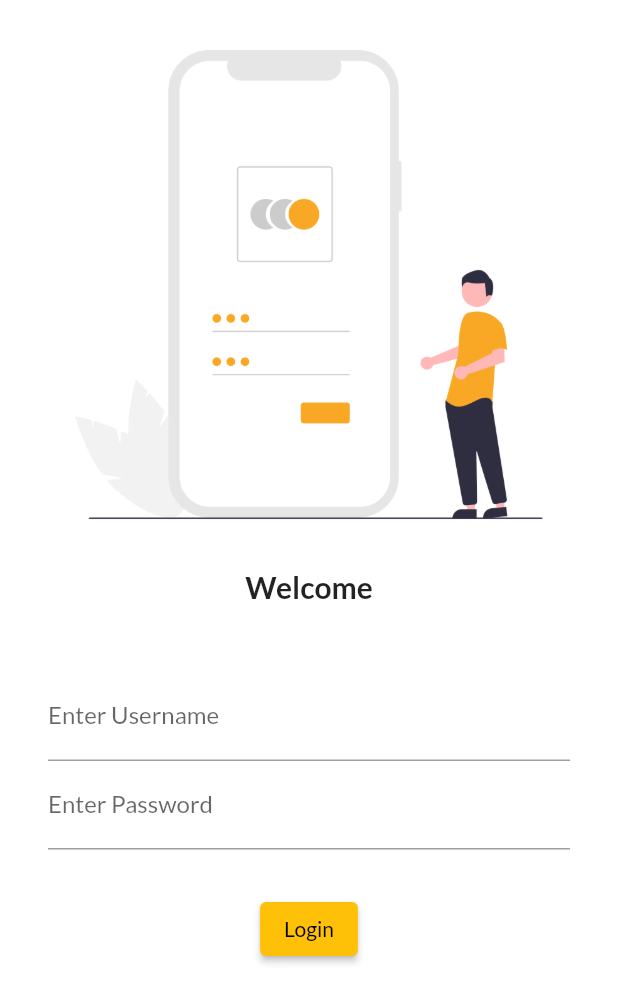
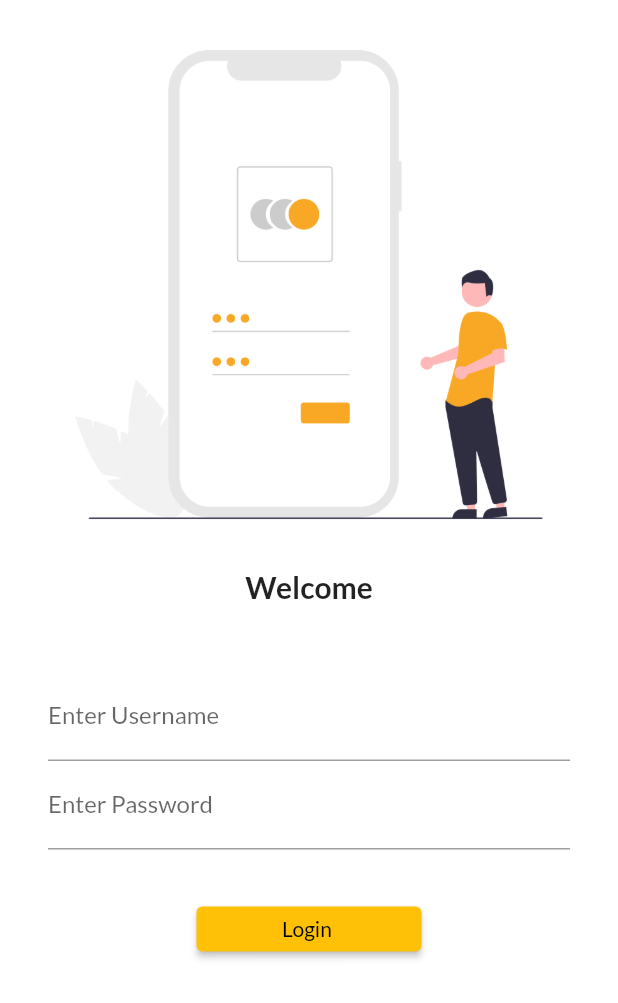
Before and after one commit to dattap647/LearnFlutter, a Flutter app: the screen it shows after launch, on a phone screen of 412 x 824 dp. Shown: the top 1003 px of the screen. Run offline on Flutter 3.47's test engine with Material 2 defaults, Android fonts, the phone set to English and light mode, and no system bars; our stand-ins replace google_fonts.

Commit message:
day 5 comiit

```diff
--- a/lib/Pages_or_screen/login_page.dart
+++ b/lib/Pages_or_screen/login_page.dart
@@ -1,64 +1,60 @@
 import 'package:flutter/material.dart';
+import 'package:run/Pages_or_screen/homepage.dart';
+import 'package:run/utils/routes.dart';
 
 class LoginPage extends StatelessWidget {
-  const LoginPage({ Key? key }) : super(key: key);
+  const LoginPage({Key? key}) : super(key: key);
 
   @override
   Widget build(BuildContext context) {
     return Material(
-      color:Colors.white,
-      child:Column(
+      color: Colors.white,
+      child: SingleChildScrollView(
+        child: Column(
           children: [
-          Image.asset("assets/images/login_page.png",fit: BoxFit.cover,),
-          Text("Welcome",
-          style:
-          TextStyle(
+            Image.asset(
+              "assets/images/login_page.png",
+              fit: BoxFit.cover,
+            ),
+            Text(
+              "Welcome",
+              style: TextStyle(
                 fontSize: 20,
                 fontWeight: FontWeight.bold,
               ),
             ),
-          SizedBox(
-            height: 29.0
-          ),
+            SizedBox(height: 29.0),
             Padding(
-            padding: const EdgeInsets.symmetric(vertical: 16,horizontal: 32),
+              padding: const EdgeInsets.symmetric(vertical: 16, horizontal: 32),
               child: Column(
                 children: [
                   TextFormField(
                     decoration: InputDecoration(
                       hintText: "Username",
                       labelText: "Enter Username",
-
                     ),
                   ),
                   TextFormField(
-                   obscureText:true,
+                    obscureText: true,
                     decoration: InputDecoration(
-
                       hintText: "Password",
                       labelText: "Enter Password",
                     ),
                   ),
-                SizedBox(
-                height: 29.0
-                ),
+                  SizedBox(height: 29.0),
                   ElevatedButton(
-                  child: Text("Login"),
-                  style: TextButton.styleFrom() ,
-
-                  onPressed: (){},
-
-
+                    child: Text("Login "),
+                    style: TextButton.styleFrom(minimumSize: Size(150, 30)),
+                    onPressed: () {
+                      Navigator.pushNamed(context, MyRoutes.homeroutes);
+                    },
                   ),
                 ],
               ),
             ),
-
-
           ],
         ),
-
-
+      ),
     );
   }
 }
--- a/lib/main.dart
+++ b/lib/main.dart
@@ -2,6 +2,7 @@ import 'package:flutter/material.dart';
 import 'package:google_fonts/google_fonts.dart';
 import 'package:run/Pages_or_screen/homepage.dart';
 import 'package:run/Pages_or_screen/login_page.dart';
+import 'package:run/utils/routes.dart';
 
 void main() {
   runApp(MyApp());
@@ -19,12 +20,14 @@ class MyApp extends StatelessWidget {
         primarySwatch: Colors.amber,
         fontFamily: GoogleFonts.lato().fontFamily,
         ),
+        debugShowCheckedModeBanner: false,
         darkTheme: ThemeData(
           brightness: Brightness.light
         ),
         routes: {
           "/":(context)=>LoginPage(),
-          "/home":(context)=>HomePage(),
+          MyRoutes.loginroutes:(context)=>LoginPage(),
+          MyRoutes.homeroutes:(context)=>HomePage(),
         },
     );
   }
--- /dev/null
+++ b/lib/utils/routes.dart
@@ -0,0 +1,4 @@
+class MyRoutes{
+  static String loginroutes ="/login";
+  static String homeroutes ="/home";
+}
```
Lines whose indentation alone changed are shown as unchanged.
